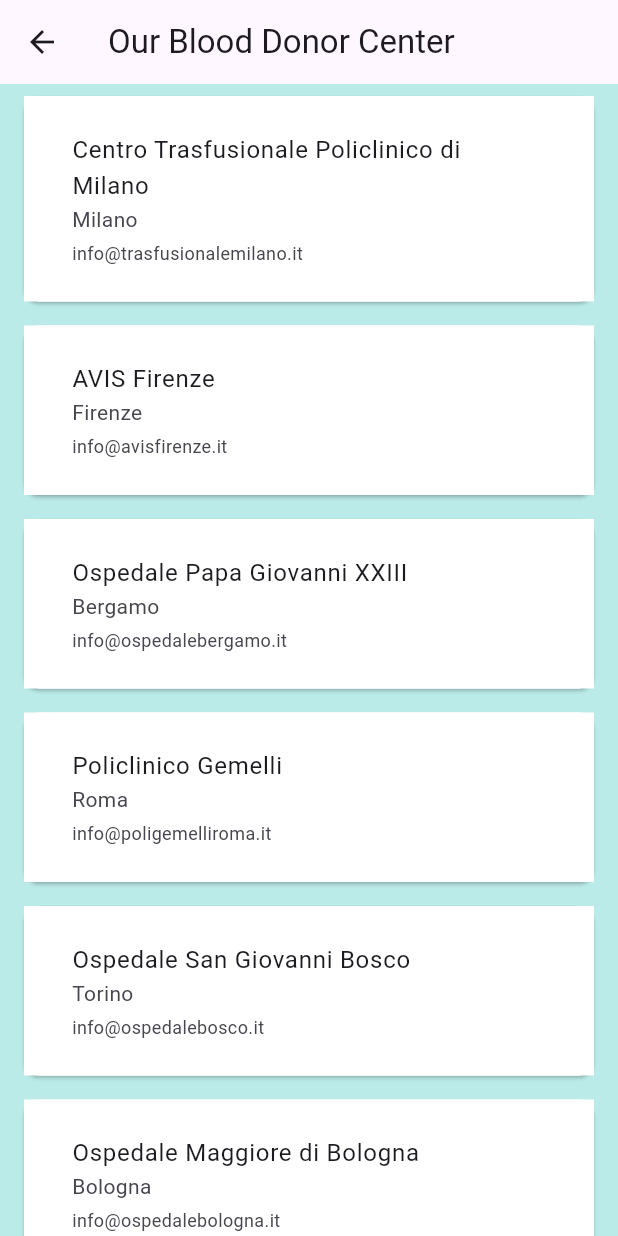
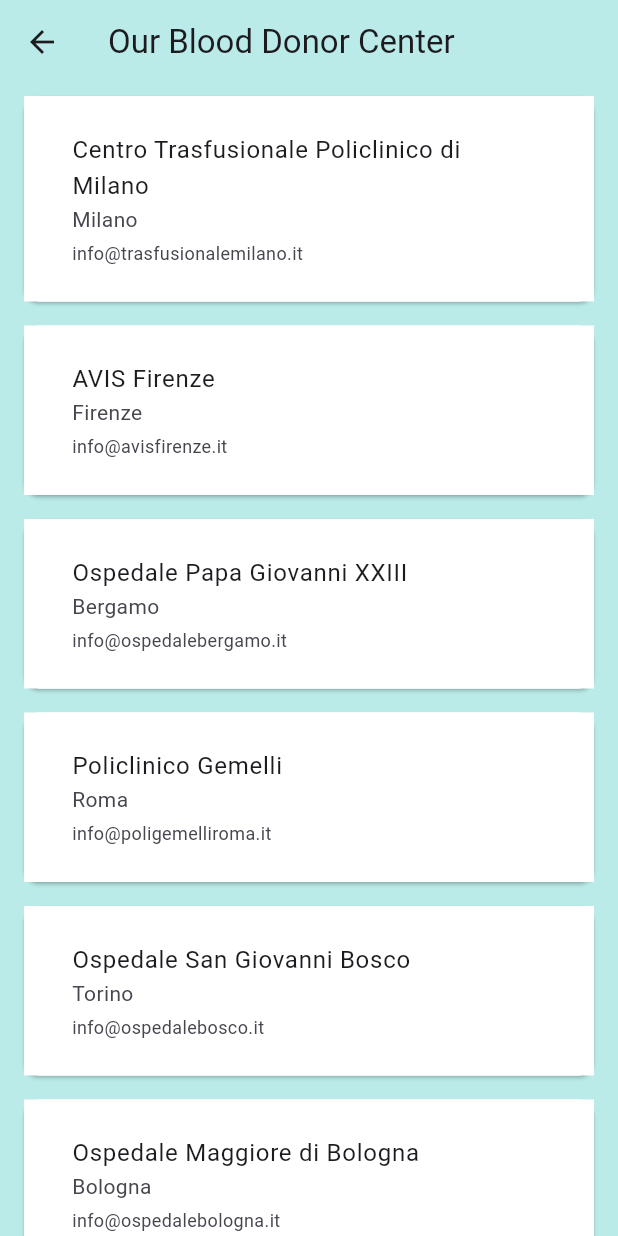
Before and after one commit to giadina10/project_app, a Flutter app: the HomePage screen opened by its route, item 2 of the bottom bar chosen, after a tap on "Our Blood Donor Center", on a phone screen of 412 x 824 dp. Run offline on Flutter 3.47's test engine with Material 3 defaults, Android fonts, the phone set to English and light mode, and no system bars; our stand-ins replace jwt_decoder, material_design_icons_flutter, shared_preferences, table_calendar; missing offline and left inert: graphic; accounts and stored records are empty; project files that could hold a hidden picture were left out.

Commit message:
sistemato spazio bianco sopra profile+colori profile

```diff
--- a/APP/blood/lib/screens/BloodDonorCenterPage.dart
+++ b/APP/blood/lib/screens/BloodDonorCenterPage.dart
@@ -79,6 +79,8 @@ class BloodDonorCenterPage extends StatelessWidget {
     return Scaffold(
       appBar: AppBar(
         title: const Text('Our Blood Donor Center'),
+        backgroundColor: Color.fromARGB(255, 186, 235, 232),
+
       ),
       body: Container(
         decoration: BoxDecoration(
--- a/APP/blood/lib/screens/HomePage.dart
+++ b/APP/blood/lib/screens/HomePage.dart
@@ -110,7 +110,7 @@ class _HomePageState extends State<HomePage> {
         return Consumer<FeaturesProvider>(
           builder: (context, featuresProvider, child) {
             return Scaffold(
-              appBar: _selIdx == 0 ? customAppBar(featuresProvider) : AppBar(),
+              appBar: _selIdx == 0 ? customAppBar(featuresProvider) : AppBar(backgroundColor: Color.fromARGB(255, 186, 235, 232)),
               backgroundColor: Color.fromARGB(255, 186, 235, 232),
               body: _selIdx == 0 ? _homeContent(provider) : Profile(),
               bottomNavigationBar: BottomNavigationBar(
--- a/APP/blood/lib/screens/TermsofUsePage.dart
+++ b/APP/blood/lib/screens/TermsofUsePage.dart
@@ -8,6 +8,7 @@ class TermsOfUsePage extends StatelessWidget {
     return Scaffold(
       appBar: AppBar(
         title: const Text('Terms of Use'),
+        backgroundColor: Color.fromARGB(255, 186, 235, 232),
       ),
       body: Container(
         decoration: BoxDecoration(
--- a/APP/blood/lib/screens/profilePage.dart
+++ b/APP/blood/lib/screens/profilePage.dart
@@ -12,16 +12,16 @@ class Profile extends StatelessWidget {
   Widget build(BuildContext context) {
     return Scaffold(
       appBar: AppBar(
-        backgroundColor: const  Color.fromARGB(255, 186, 235, 232),
+        backgroundColor: const Color.fromARGB(255, 186, 235, 232),
         title: const Text(
           'Profile',
-          style: TextStyle(fontWeight: FontWeight.bold, color: Colors.black),
+          style: TextStyle(fontWeight: FontWeight.bold, color: Colors.white),
         ),
       ),
-      backgroundColor: const Color(0xFFE0F7FA), // Sfondo azzurro sfumato chiaro
+      backgroundColor: const Color.fromARGB(255, 186, 235, 232), // Sfondo azzurro sfumato chiaro
       body: SingleChildScrollView(
         child: Container(
-          color: const  Color.fromARGB(255, 186, 235, 232), // Sfondo azzurro sfumato chiaro
+          color: const Color.fromARGB(255, 186, 235, 232), // Sfondo azzurro sfumato chiaro
           padding: const EdgeInsets.symmetric(horizontal: 12.0, vertical: 15.0),
           child: Column(
             crossAxisAlignment: CrossAxisAlignment.start,
@@ -39,7 +39,7 @@ class Profile extends StatelessWidget {
                 children: [
                   const SizedBox(height: 10),
                   ListTile(
-                    leading: const Icon(Icons.person),
+                    leading: const Icon(Icons.person, color: Color.fromARGB(255, 240, 175, 175)),
                     title: const Text("Edit Profile"),
                     trailing: const Icon(Icons.navigate_next), // Freccetta di navigazione
                     onTap: () {
@@ -49,7 +49,7 @@ class Profile extends StatelessWidget {
                     },
                   ),
                   ListTile(
-                    leading: const Icon(Icons.location_on),
+                    leading: const Icon(Icons.location_on, color: Color.fromARGB(255, 240, 175, 175)),
                     title: const Text("Our Blood Donor Center"),
                     trailing: const Icon(Icons.navigate_next), // Freccetta di navigazione
                     onTap: () {
@@ -59,7 +59,7 @@ class Profile extends StatelessWidget {
                     },
                   ),
                   ListTile(
-                    leading: const Icon(Icons.description),
+                    leading: const Icon(Icons.description, color: Color.fromARGB(255, 240, 175, 175)),
                     title: const Text("Terms of Use"),
                     trailing: const Icon(Icons.navigate_next), // Freccetta di navigazione
                     onTap: () {
@@ -69,7 +69,7 @@ class Profile extends StatelessWidget {
                     },
                   ),
                   ListTile(
-                    leading: const Icon(Icons.feedback),
+                    leading: const Icon(Icons.feedback, color: Color.fromARGB(255, 240, 175, 175)),
                     title: const Text("Send a Feedback"),
                     trailing: const Icon(Icons.navigate_next), // Freccetta di navigazione
                     onTap: () {
@@ -101,8 +101,8 @@ class Profile extends StatelessWidget {
                   },
                   style: ElevatedButton.styleFrom(
                     padding: const EdgeInsets.symmetric(horizontal: 80, vertical: 12),
-                    //primary: const Color(0xFF384242),
-                    //onPrimary: Colors.white,
+                    backgroundColor: const Color.fromARGB(255, 240, 175, 175), // Button background color
+                    foregroundColor: Colors.black, // Black text color
                   ),
                   child: const Text('Log Out'),
                 ),
```
